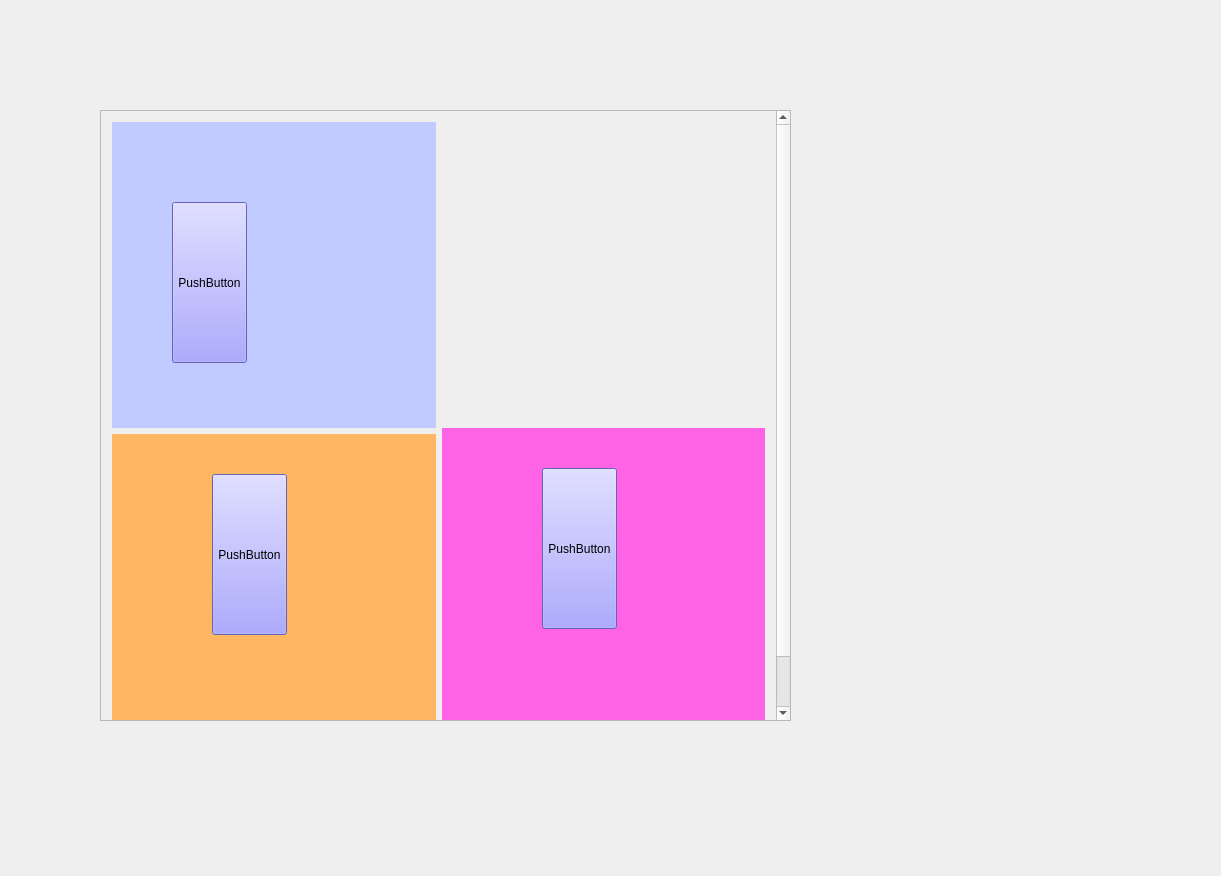
Above: FCS/testwidget.ui from qimo601/FCS before the change. Below: the same form after it.
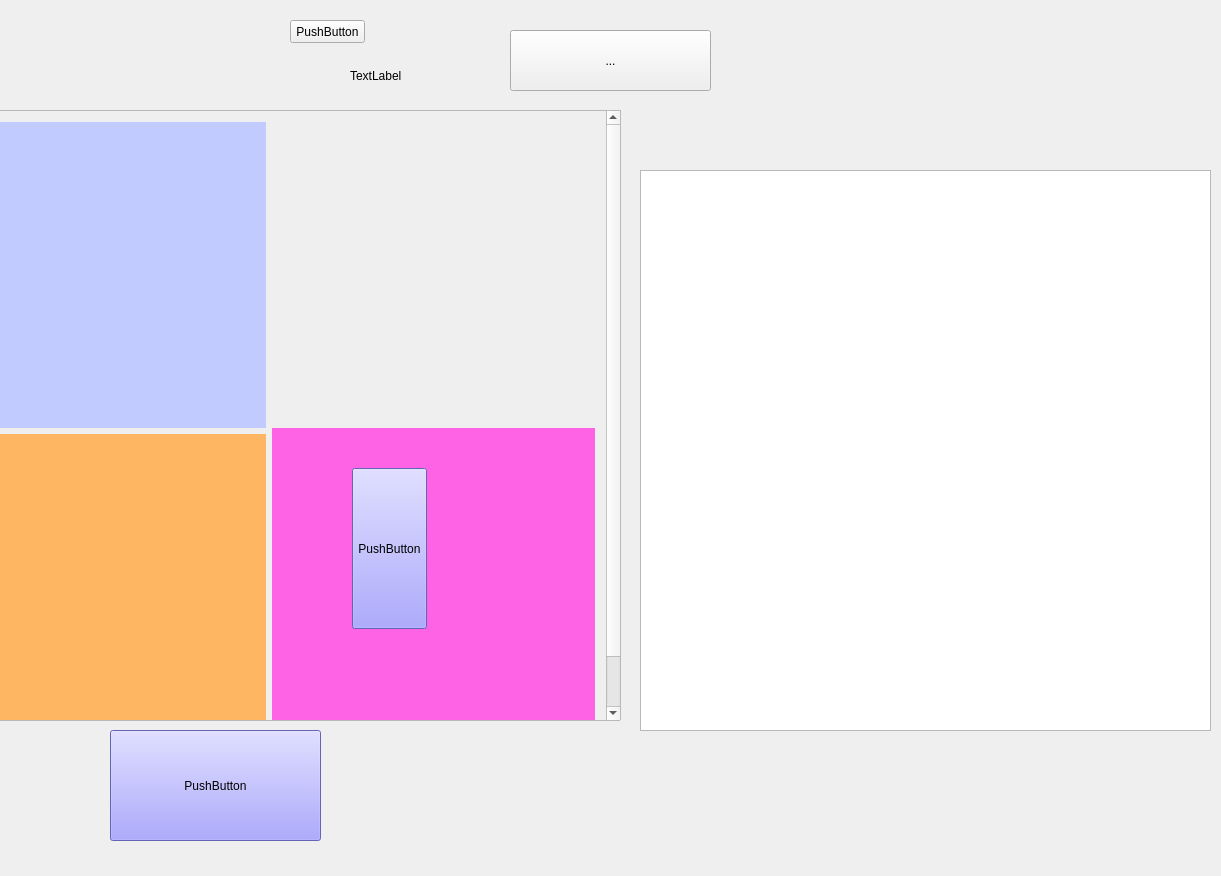
That is the form after the change. Custom widgets are drawn as their Qt base class.

```diff
--- a/FCS/testwidget.ui
+++ b/FCS/testwidget.ui
@@ -13,13 +13,16 @@
   <property name="windowTitle">
    <string>TestWidget</string>
   </property>
+  <property name="autoFillBackground">
+   <bool>false</bool>
+  </property>
   <property name="styleSheet">
    <string notr="true"/>
   </property>
   <widget class="QScrollArea" name="scrollArea">
    <property name="geometry">
     <rect>
-     <x>100</x>
+     <x>-70</x>
      <y>110</y>
      <width>691</width>
      <height>611</height>
@@ -61,24 +64,15 @@
        <property name="styleSheet">
         <string notr="true">background-color: rgb(194, 203, 255);</string>
        </property>
-       <widget class="QPushButton" name="pushButton">
+       <widget class="QwtPlot" name="qwtPlot">
         <property name="geometry">
          <rect>
-          <x>60</x>
-          <y>80</y>
-          <width>75</width>
-          <height>161</height>
+          <x>30</x>
+          <y>60</y>
+          <width>231</width>
+          <height>200</height>
          </rect>
         </property>
-        <property name="focusPolicy">
-         <enum>Qt::NoFocus</enum>
-        </property>
-        <property name="styleSheet">
-         <string notr="true">background-color: rgb(142, 138, 255);</string>
-        </property>
-        <property name="text">
-         <string>PushButton</string>
-        </property>
        </widget>
       </widget>
      </item>
@@ -115,7 +109,7 @@
        <widget class="QPushButton" name="pushButton_3">
         <property name="geometry">
          <rect>
-          <x>100</x>
+          <x>80</x>
           <y>40</y>
           <width>75</width>
           <height>161</height>
@@ -148,25 +142,6 @@
         <string notr="true">
 background-color: rgb(255, 182, 99);</string>
        </property>
-       <widget class="QPushButton" name="pushButton_2">
-        <property name="geometry">
-         <rect>
-          <x>100</x>
-          <y>40</y>
-          <width>75</width>
-          <height>161</height>
-         </rect>
-        </property>
-        <property name="focusPolicy">
-         <enum>Qt::NoFocus</enum>
-        </property>
-        <property name="styleSheet">
-         <string notr="true">background-color: rgb(142, 138, 255);</string>
-        </property>
-        <property name="text">
-         <string>PushButton</string>
-        </property>
-       </widget>
       </widget>
      </item>
      <item row="3" column="0">
@@ -182,6 +157,74 @@
     </layout>
    </widget>
   </widget>
+  <widget class="QGraphicsView" name="graphicsView">
+   <property name="geometry">
+    <rect>
+     <x>640</x>
+     <y>170</y>
+     <width>571</width>
+     <height>561</height>
+    </rect>
+   </property>
+  </widget>
+  <widget class="QPushButton" name="pushButton_2">
+   <property name="geometry">
+    <rect>
+     <x>110</x>
+     <y>730</y>
+     <width>211</width>
+     <height>111</height>
+    </rect>
+   </property>
+   <property name="focusPolicy">
+    <enum>Qt::StrongFocus</enum>
+   </property>
+   <property name="styleSheet">
+    <string notr="true">background-color: rgb(142, 138, 255);</string>
+   </property>
+   <property name="text">
+    <string>PushButton</string>
+   </property>
+  </widget>
+  <widget class="QPushButton" name="pushButton1234">
+   <property name="geometry">
+    <rect>
+     <x>290</x>
+     <y>20</y>
+     <width>75</width>
+     <height>23</height>
+    </rect>
+   </property>
+   <property name="text">
+    <string>PushButton</string>
+   </property>
+  </widget>
+  <widget class="QLabel" name="label">
+   <property name="geometry">
+    <rect>
+     <x>350</x>
+     <y>70</y>
+     <width>54</width>
+     <height>12</height>
+    </rect>
+   </property>
+   <property name="text">
+    <string>TextLabel</string>
+   </property>
+  </widget>
+  <widget class="QToolButton" name="toolButton">
+   <property name="geometry">
+    <rect>
+     <x>510</x>
+     <y>30</y>
+     <width>201</width>
+     <height>61</height>
+    </rect>
+   </property>
+   <property name="text">
+    <string>...</string>
+   </property>
+  </widget>
   <action name="actionC">
    <property name="text">
     <string>C</string>
@@ -200,6 +243,11 @@
  </widget>
  <layoutdefault spacing="6" margin="11"/>
  <customwidgets>
+  <customwidget>
+   <class>QwtPlot</class>
+   <extends>QFrame</extends>
+   <header>qwt_plot.h</header>
+  </customwidget>
   <customwidget>
    <class>PlotWidget</class>
    <extends>QWidget</extends>
```
Left out of the diff: 4 changed lines with no effect on the pictures.
